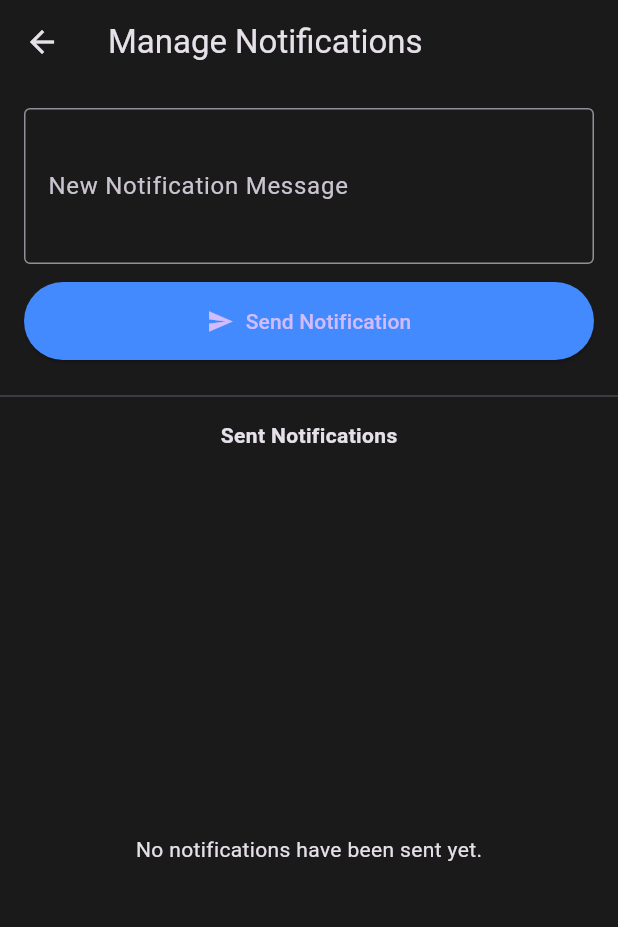
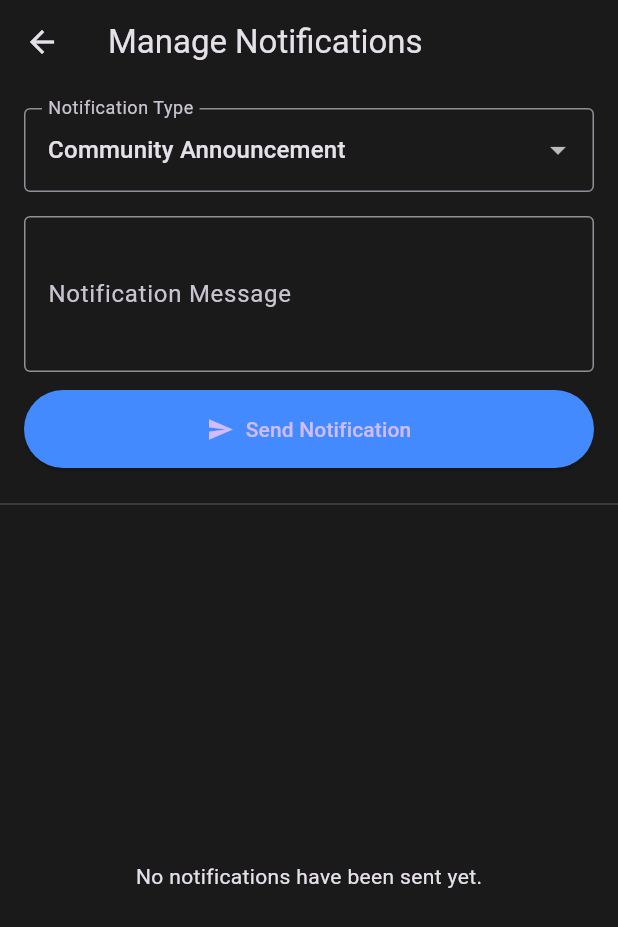
Before and after one commit to kkthombare187/Echogrid-Monitoring-Project, a Flutter app: the NotificationManagementScreen screen opened directly, on a phone screen of 412 x 824 dp. Shown: the top 927 px of the screen. Run offline on Flutter 3.47's test engine with Material 3 defaults, Android fonts, the phone set to English and light mode, and no system bars; our stand-ins replace cloud_firestore, firebase_auth, firebase_core, firebase_database, fl_chart, geolocator and 1 more; accounts and stored records are empty; network calls fail.

Commit message:
Small nigligible changes

```diff
--- a/lib/screens/notification_management_screen.dart
+++ b/lib/screens/notification_management_screen.dart
@@ -1,3 +1,4 @@
+
 import 'package:flutter/material.dart';
 import 'package:cloud_firestore/cloud_firestore.dart';
 import 'package:firebase_auth/firebase_auth.dart';
@@ -12,8 +13,17 @@ class NotificationManagementScreen extends StatefulWidget {
 class _NotificationManagementScreenState extends State<NotificationManagementScreen> {
   final TextEditingController _notificationController = TextEditingController();
   bool _isLoading = false;
+  // NEW: State for the dropdown menu
+  String _selectedNotificationType = 'community'; // Default type
 
-  // Function to send a new notification
+  // A map of notification types for the dropdown
+  final Map<String, String> _notificationTypes = {
+    'community': 'Community Announcement',
+    'maintenance': 'Planned Maintenance',
+    'demand': 'High Demand Warning',
+  };
+
+  // This function is now smarter and saves the notification type
   Future<void> _sendNotification() async {
     if (_notificationController.text.trim().isEmpty) return;
 
@@ -25,6 +35,8 @@ class _NotificationManagementScreenState extends State<NotificationManagementScr
         'message': _notificationController.text.trim(),
         'sentBy': user?.email ?? 'Admin',
         'timestamp': FieldValue.serverTimestamp(),
+        // NEW: Save the selected type
+        'type': _selectedNotificationType,
       });
       _notificationController.clear();
       FocusScope.of(context).unfocus();
@@ -36,14 +48,8 @@ class _NotificationManagementScreenState extends State<NotificationManagementScr
     }
   }
 
-  // Function to delete a notification
   Future<void> _deleteNotification(String docId) async {
-    try {
-      await FirebaseFirestore.instance.collection('notifications').doc(docId).delete();
-      if (mounted) ScaffoldMessenger.of(context).showSnackBar(const SnackBar(content: Text("Notification deleted.")));
-    } catch (e) {
-      if (mounted) ScaffoldMessenger.of(context).showSnackBar(SnackBar(content: Text("Failed to delete notification: $e")));
-    }
+    // ... (This function remains the same)
   }
 
   @override
@@ -56,15 +62,37 @@ class _NotificationManagementScreenState extends State<NotificationManagementScr
       ),
       body: Column(
         children: [
-          // --- Form to send new notifications ---
+          // --- THIS IS THE NEW, UPDATED FORM ---
           Padding(
             padding: const EdgeInsets.all(16.0),
             child: Column(
               children: [
+                // NEW: Dropdown to select notification type
+                DropdownButtonFormField<String>(
+                  value: _selectedNotificationType,
+                  items: _notificationTypes.entries.map((entry) {
+                    return DropdownMenuItem<String>(
+                      value: entry.key,
+                      child: Text(entry.value),
+                    );
+                  }).toList(),
+                  onChanged: (value) {
+                    if (value != null) {
+                      setState(() {
+                        _selectedNotificationType = value;
+                      });
+                    }
+                  },
+                  decoration: const InputDecoration(
+                    labelText: 'Notification Type',
+                    border: OutlineInputBorder(),
+                  ),
+                ),
+                const SizedBox(height: 16),
                 TextField(
                   controller: _notificationController,
                   decoration: const InputDecoration(
-                    labelText: 'New Notification Message',
+                    labelText: 'Notification Message',
                     border: OutlineInputBorder(),
                   ),
                   maxLines: 3,
@@ -86,14 +114,10 @@ class _NotificationManagementScreenState extends State<NotificationManagementScr
             ),
           ),
           const Divider(),
-          // --- List of previously sent notifications ---
-          const Padding(
-            padding: EdgeInsets.all(8.0),
-            child: Text("Sent Notifications", style: TextStyle(fontWeight: FontWeight.bold)),
-          ),
+          // The list of sent notifications remains the same
           Expanded(
             child: StreamBuilder<QuerySnapshot>(
-              stream: FirebaseFirestore.instance.collection('notifications').orderBy('timestamp', descending: true).snapshots(),
+               stream: FirebaseFirestore.instance.collection('notifications').orderBy('timestamp', descending: true).snapshots(),
               builder: (context, snapshot) {
                 if (snapshot.connectionState == ConnectionState.waiting) {
                   return const Center(child: CircularProgressIndicator());
```
Also changed, not shown: lib/screens/user_control_screen.dart (+65 -9 lines).
